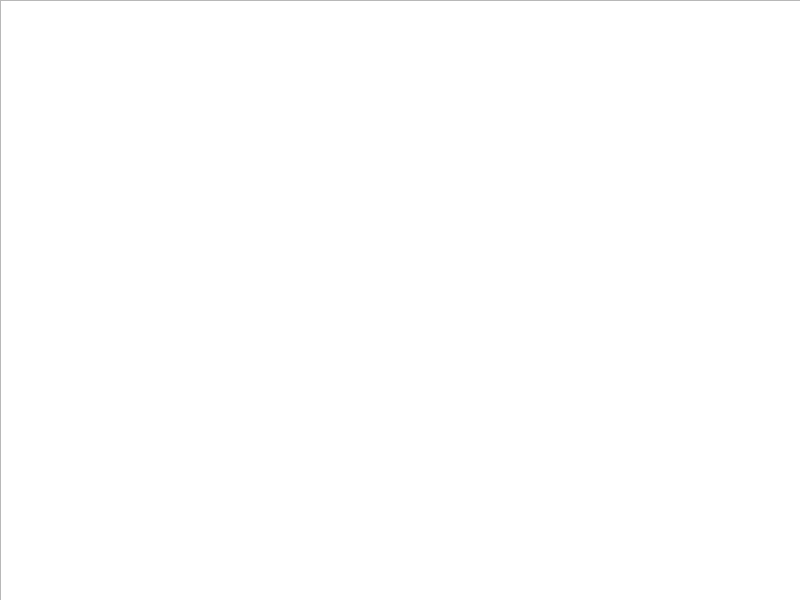
Old version of the form gui/gamegui.ui in the repository CodeHashiras/SpaceInvaders.
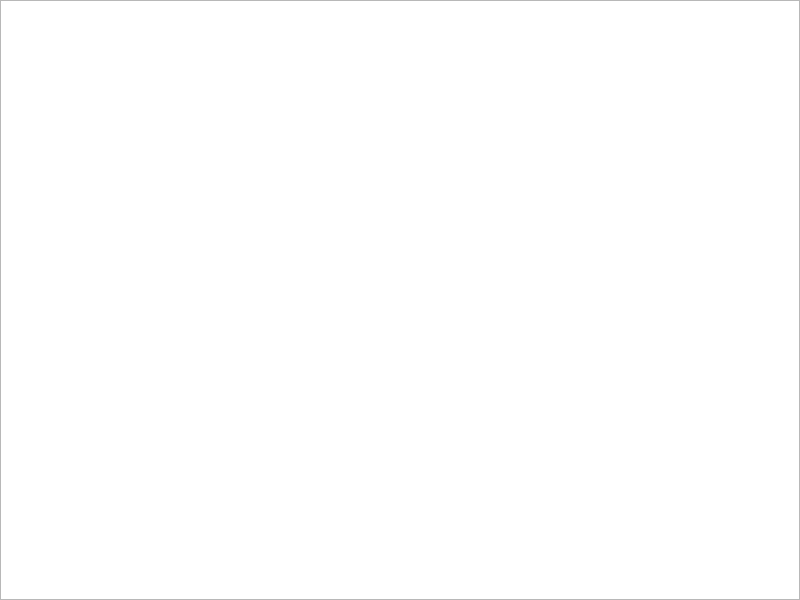
New version of the form.

Commit message: Remove example code

The edit to the form file:
```diff
--- a/gui/gamegui.ui
+++ b/gui/gamegui.ui
@@ -19,8 +19,8 @@
      <rect>
       <x>0</x>
       <y>0</y>
-      <width>801</width>
-      <height>601</height>
+      <width>800</width>
+      <height>600</height>
      </rect>
     </property>
     <property name="verticalScrollBarPolicy">
```
The commit also changes 2 other files.
